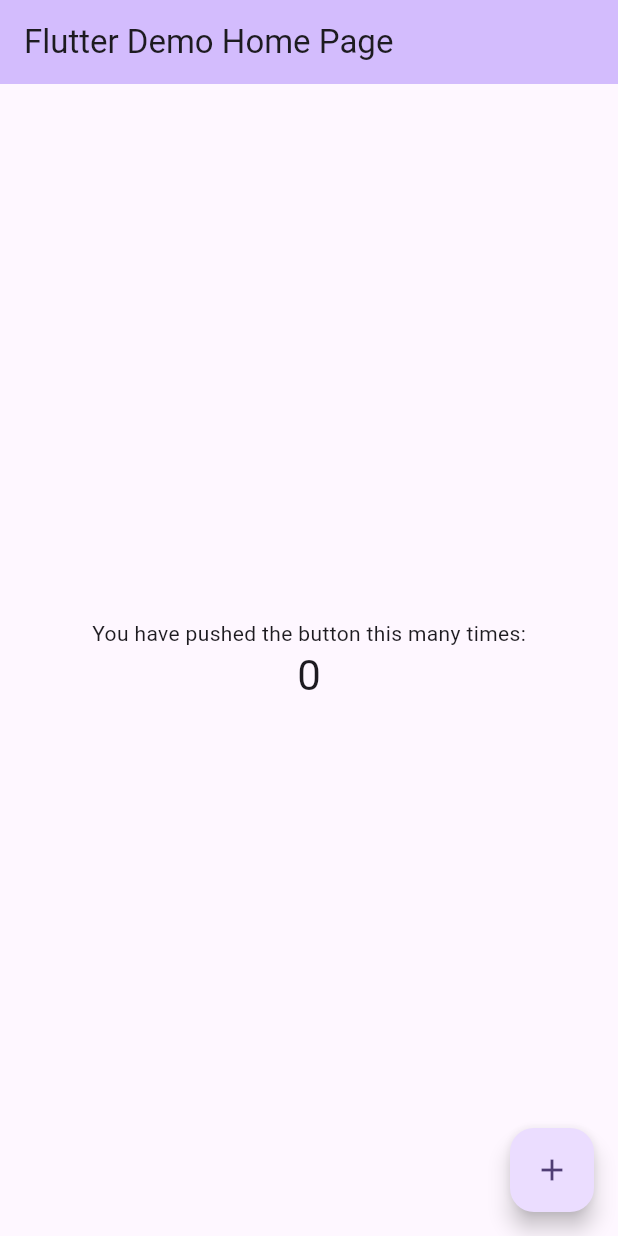
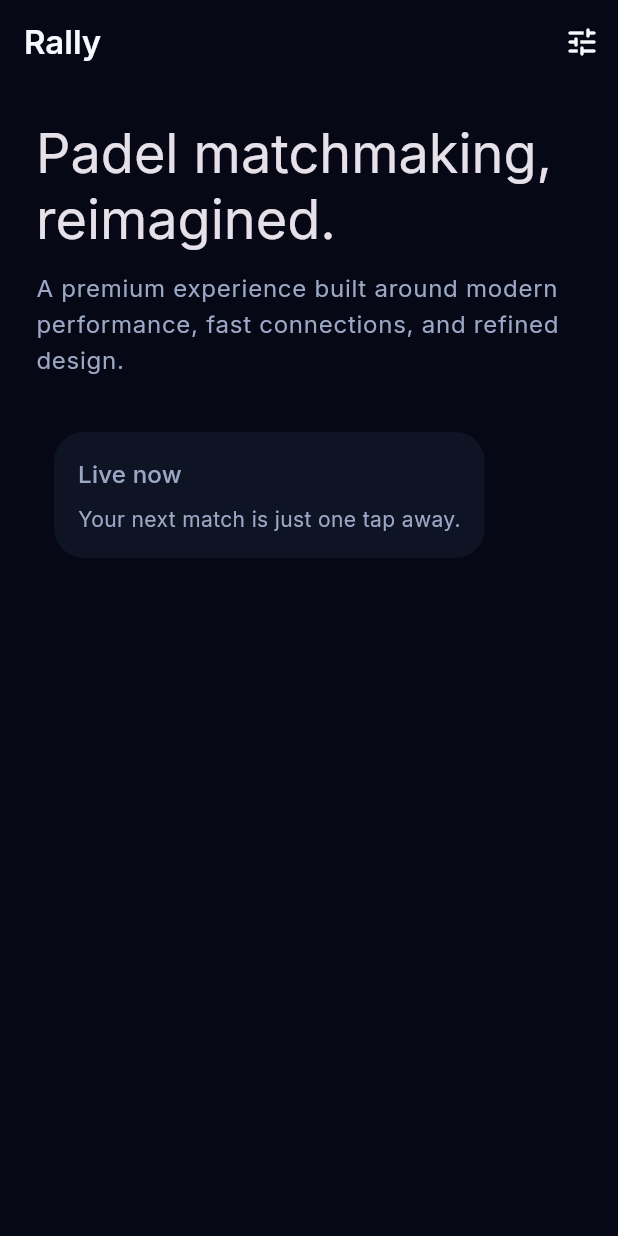
Before and after one commit to az201214/rally-app, a Flutter app: the screen it shows after launch, on a phone screen of 412 x 824 dp. Run offline on Flutter 3.47's test engine with Material 3 defaults, Android fonts, the light colour scheme and no system bars; our stand-ins replace google_fonts.

Commit message:
Implement Rally design system

```diff
--- a/lib/main.dart
+++ b/lib/main.dart
@@ -1,122 +1,86 @@
 import 'package:flutter/material.dart';
 
+import 'theme/app_radius.dart';
+import 'theme/app_spacing.dart';
+import 'theme/app_theme.dart';
+
 void main() {
-  runApp(const MyApp());
+  runApp(const RallyApp());
 }
 
-class MyApp extends StatelessWidget {
-  const MyApp({super.key});
+/// Root widget for the Rally application.
+class RallyApp extends StatelessWidget {
+  const RallyApp({super.key});
 
-  // This widget is the root of your application.
   @override
   Widget build(BuildContext context) {
     return MaterialApp(
-      title: 'Flutter Demo',
-      theme: ThemeData(
-        // This is the theme of your application.
-        //
-        // TRY THIS: Try running your application with "flutter run". You'll see
-        // the application has a purple toolbar. Then, without quitting the app,
-        // try changing the seedColor in the colorScheme below to Colors.green
-        // and then invoke "hot reload" (save your changes or press the "hot
-        // reload" button in a Flutter-supported IDE, or press "r" if you used
-        // the command line to start the app).
-        //
-        // Notice that the counter didn't reset back to zero; the application
-        // state is not lost during the reload. To reset the state, use hot
-        // restart instead.
-        //
-        // This works for code too, not just values: Most code changes can be
-        // tested with just a hot reload.
-        colorScheme: .fromSeed(seedColor: Colors.deepPurple),
-      ),
-      home: const MyHomePage(title: 'Flutter Demo Home Page'),
+      title: 'Rally',
+      debugShowCheckedModeBanner: false,
+      theme: AppTheme.darkTheme,
+      darkTheme: AppTheme.darkTheme,
+      themeMode: ThemeMode.dark,
+      home: const HomeScreen(),
     );
   }
 }
 
-class MyHomePage extends StatefulWidget {
-  const MyHomePage({super.key, required this.title});
-
-  // This widget is the home page of your application. It is stateful, meaning
-  // that it has a State object (defined below) that contains fields that affect
-  // how it looks.
-
-  // This class is the configuration for the state. It holds the values (in this
-  // case the title) provided by the parent (in this case the App widget) and
-  // used by the build method of the State. Fields in a Widget subclass are
-  // always marked "final".
-
-  final String title;
-
-  @override
-  State<MyHomePage> createState() => _MyHomePageState();
-}
-
-class _MyHomePageState extends State<MyHomePage> {
-  int _counter = 0;
-
-  void _incrementCounter() {
-    setState(() {
-      // This call to setState tells the Flutter framework that something has
-      // changed in this State, which causes it to rerun the build method below
-      // so that the display can reflect the updated values. If we changed
-      // _counter without calling setState(), then the build method would not be
-      // called again, and so nothing would appear to happen.
-      _counter++;
-    });
-  }
+/// Placeholder home screen for the evolving Rally experience.
+class HomeScreen extends StatelessWidget {
+  const HomeScreen({super.key});
 
   @override
   Widget build(BuildContext context) {
-    // This method is rerun every time setState is called, for instance as done
-    // by the _incrementCounter method above.
-    //
-    // The Flutter framework has been optimized to make rerunning build methods
-    // fast, so that you can just rebuild anything that needs updating rather
-    // than having to individually change instances of widgets.
+    final theme = Theme.of(context);
+
     return Scaffold(
       appBar: AppBar(
-        // TRY THIS: Try changing the color here to a specific color (to
-        // Colors.amber, perhaps?) and trigger a hot reload to see the AppBar
-        // change color while the other colors stay the same.
-        backgroundColor: Theme.of(context).colorScheme.inversePrimary,
-        // Here we take the value from the MyHomePage object that was created by
-        // the App.build method, and use it to set our appbar title.
-        title: Text(widget.title),
+        title: const Text('Rally'),
+        actions: [
+          IconButton(
+            onPressed: () {},
+            icon: const Icon(Icons.tune_rounded),
+          ),
+        ],
       ),
-      body: Center(
-        // Center is a layout widget. It takes a single child and positions it
-        // in the middle of the parent.
+      body: Padding(
+        padding: AppSpacing.screenPadding,
         child: Column(
-          // Column is also a layout widget. It takes a list of children and
-          // arranges them vertically. By default, it sizes itself to fit its
-          // children horizontally, and tries to be as tall as its parent.
-          //
-          // Column has various properties to control how it sizes itself and
-          // how it positions its children. Here we use mainAxisAlignment to
-          // center the children vertically; the main axis here is the vertical
-          // axis because Columns are vertical (the cross axis would be
-          // horizontal).
-          //
-          // TRY THIS: Invoke "debug painting" (choose the "Toggle Debug Paint"
-          // action in the IDE, or press "p" in the console), to see the
-          // wireframe for each widget.
-          mainAxisAlignment: .center,
-          children: [
-            const Text('You have pushed the button this many times:'),
+          crossAxisAlignment: CrossAxisAlignment.start,
+          children: <Widget>[
             Text(
-              '$_counter',
-              style: Theme.of(context).textTheme.headlineMedium,
+              'Padel matchmaking, reimagined.',
+              style: theme.textTheme.displaySmall,
+            ),
+            const SizedBox(height: AppSpacing.sm),
+            Text(
+              'A premium experience built around modern performance, fast connections, and refined design.',
+              style: theme.textTheme.bodyLarge,
+            ),
+            const SizedBox(height: AppSpacing.lg),
+            Card(
+              shape: RoundedRectangleBorder(borderRadius: AppRadius.large),
+              child: Padding(
+                padding: AppSpacing.cardPadding,
+                child: Column(
+                  crossAxisAlignment: CrossAxisAlignment.start,
+                  children: <Widget>[
+                    Text(
+                      'Live now',
+                      style: theme.textTheme.titleMedium,
+                    ),
+                    const SizedBox(height: AppSpacing.xs),
+                    Text(
+                      'Your next match is just one tap away.',
+                      style: theme.textTheme.bodyMedium,
+                    ),
+                  ],
+                ),
+              ),
             ),
           ],
         ),
       ),
-      floatingActionButton: FloatingActionButton(
-        onPressed: _incrementCounter,
-        tooltip: 'Increment',
-        child: const Icon(Icons.add),
-      ),
     );
   }
 }
--- /dev/null
+++ b/lib/theme/app_colors.dart
@@ -0,0 +1,34 @@
+import 'package:flutter/material.dart';
+
+/// Centralized color tokens for Rally's premium dark-first design system.
+class AppColors {
+  AppColors._();
+
+  static const Color accentPrimary = Color(0xFF2DFF6C);
+  static const Color accentSecondary = Color(0xFF84FFB7);
+  static const Color accentTertiary = Color(0xFF0D5C2B);
+
+  static const Color surfacePrimary = Color(0xFF060816);
+  static const Color surfaceSecondary = Color(0xFF0E1424);
+  static const Color surfaceElevated = Color(0xFF10182E);
+  static const Color surfaceLight = Color(0xFFF7F8FD);
+  static const Color surfaceElevatedLight = Color(0xFFFFFFFF);
+
+  static const Color textPrimary = Color(0xFFF7F9FF);
+  static const Color textSecondary = Color(0xFF9BA7C5);
+  static const Color textTertiary = Color(0xFF66708D);
+  static const Color textPrimaryLight = Color(0xFF07131F);
+  static const Color textSecondaryLight = Color(0xFF50607A);
+  static const Color textInverse = Color(0xFF050816);
+
+  static const Color borderStrong = Color(0xFF24304F);
+  static const Color borderSubtle = Color(0xFF17223C);
+  static const Color borderLight = Color(0xFFE5EAF7);
+
+  static const Color success = Color(0xFF2DFF6C);
+  static const Color warning = Color(0xFFFFC857);
+  static const Color error = Color(0xFFFF5D73);
+  static const Color info = Color(0xFF4AA3FF);
+
+  static const Color shadowColor = Color(0xFF000000);
+}
--- /dev/null
+++ b/lib/theme/app_radius.dart
@@ -0,0 +1,18 @@
+import 'package:flutter/material.dart';
+
+/// Radius constants for Rally's premium surface treatment.
+class AppRadius {
+  AppRadius._();
+
+  static const double sm = 10.0;
+  static const double md = 14.0;
+  static const double lg = 20.0;
+  static const double xl = 28.0;
+  static const double pill = 999.0;
+
+  static BorderRadius get small => BorderRadius.circular(sm);
+  static BorderRadius get medium => BorderRadius.circular(md);
+  static BorderRadius get large => BorderRadius.circular(lg);
+  static BorderRadius get xLarge => BorderRadius.circular(xl);
+  static BorderRadius get pillRadius => BorderRadius.circular(pill);
+}
--- /dev/null
+++ b/lib/theme/app_shadows.dart
@@ -0,0 +1,29 @@
+import 'package:flutter/material.dart';
+
+import 'app_colors.dart';
+
+/// Elevated shadow definitions for premium card and surface styling.
+class AppShadows {
+  AppShadows._();
+
+  static List<BoxShadow> get card => <BoxShadow>[
+        BoxShadow(
+          color: AppColors.shadowColor.withValues(alpha: 0.25),
+          blurRadius: 24,
+          offset: const Offset(0, 16),
+        ),
+        BoxShadow(
+          color: AppColors.accentPrimary.withValues(alpha: 0.08),
+          blurRadius: 40,
+          offset: const Offset(0, 8),
+        ),
+      ];
+
+  static List<BoxShadow> get glow => <BoxShadow>[
+        BoxShadow(
+          color: AppColors.accentPrimary.withValues(alpha: 0.35),
+          blurRadius: 36,
+          offset: const Offset(0, 0),
+        ),
+      ];
+}
--- /dev/null
+++ b/lib/theme/app_spacing.dart
@@ -0,0 +1,19 @@
+import 'package:flutter/material.dart';
+
+/// Spacing constants used throughout Rally's visual system.
+class AppSpacing {
+  AppSpacing._();
+
+  static const double xxs = 4.0;
+  static const double xs = 8.0;
+  static const double sm = 12.0;
+  static const double md = 16.0;
+  static const double lg = 24.0;
+  static const double xl = 32.0;
+  static const double xxl = 48.0;
+  static const double xxxl = 64.0;
+
+  static const EdgeInsets screenPadding = EdgeInsets.all(lg);
+  static const EdgeInsets cardPadding = EdgeInsets.all(md);
+  static const EdgeInsets buttonPadding = EdgeInsets.symmetric(horizontal: lg, vertical: md);
+}
--- /dev/null
+++ b/lib/theme/app_theme.dart
@@ -0,0 +1,268 @@
+import 'package:flutter/material.dart';
+import 'package:google_fonts/google_fonts.dart';
+
+import 'app_colors.dart';
+import 'app_radius.dart';
+import 'app_shadows.dart';
+import 'app_spacing.dart';
+import 'app_typography.dart';
+
+/// Material 3 theme definition for Rally with a dark-first premium aesthetic.
+class AppTheme {
+  AppTheme._();
+
+  static ThemeData darkTheme = ThemeData(
+    useMaterial3: true,
+    brightness: Brightness.dark,
+    colorScheme: const ColorScheme.dark(
+      primary: AppColors.accentPrimary,
+      onPrimary: AppColors.textInverse,
+      secondary: AppColors.accentSecondary,
+      onSecondary: AppColors.textInverse,
+      surface: AppColors.surfacePrimary,
+      onSurface: AppColors.textPrimary,
+      surfaceContainerHighest: AppColors.surfaceElevated,
+      outline: AppColors.borderStrong,
+      outlineVariant: AppColors.borderSubtle,
+      tertiary: AppColors.accentTertiary,
+      error: AppColors.error,
+      onError: AppColors.textPrimary,
+    ),
+    scaffoldBackgroundColor: AppColors.surfacePrimary,
+    cardColor: AppColors.surfaceSecondary,
+    dividerColor: AppColors.borderSubtle,
+    textTheme: AppTypography.darkTextTheme,
+    fontFamily: GoogleFonts.inter().fontFamily,
+    appBarTheme: const AppBarTheme(
+      backgroundColor: AppColors.surfacePrimary,
+      foregroundColor: AppColors.textPrimary,
+      elevation: 0,
+      centerTitle: false,
+    ),
+    inputDecorationTheme: InputDecorationTheme(
+      filled: true,
+      fillColor: AppColors.surfaceElevated,
+      border: OutlineInputBorder(
+        borderRadius: AppRadius.medium,
+        borderSide: const BorderSide(color: AppColors.borderSubtle),
+      ),
+      enabledBorder: OutlineInputBorder(
+        borderRadius: AppRadius.medium,
+        borderSide: const BorderSide(color: AppColors.borderSubtle),
+      ),
+      focusedBorder: OutlineInputBorder(
+        borderRadius: AppRadius.medium,
+        borderSide: const BorderSide(color: AppColors.accentPrimary, width: 1.5),
+      ),
+      contentPadding: const EdgeInsets.symmetric(
+        horizontal: AppSpacing.md,
+        vertical: AppSpacing.sm,
+      ),
+    ),
+    elevatedButtonTheme: ElevatedButtonThemeData(
+      style: ElevatedButton.styleFrom(
+        backgroundColor: AppColors.accentPrimary,
+        foregroundColor: AppColors.textInverse,
+        padding: AppSpacing.buttonPadding,
+        shape: RoundedRectangleBorder(borderRadius: AppRadius.medium),
+        elevation: 0,
+        textStyle: AppTypography.darkTextTheme.labelLarge,
+      ),
+    ),
+    outlinedButtonTheme: OutlinedButtonThemeData(
+      style: OutlinedButton.styleFrom(
+        foregroundColor: AppColors.textPrimary,
+        side: const BorderSide(color: AppColors.borderStrong),
+        padding: AppSpacing.buttonPadding,
+        shape: RoundedRectangleBorder(borderRadius: AppRadius.medium),
+        textStyle: AppTypography.darkTextTheme.labelLarge,
+      ),
+    ),
+    cardTheme: CardThemeData(
+      color: AppColors.surfaceSecondary,
+      elevation: 0,
+      shape: RoundedRectangleBorder(borderRadius: AppRadius.large),
+      margin: const EdgeInsets.all(AppSpacing.sm),
+    ),
+    chipTheme: ChipThemeData(
+      backgroundColor: AppColors.surfaceElevated,
+      selectedColor: AppColors.accentPrimary,
+      side: const BorderSide(color: AppColors.borderSubtle),
+      shape: RoundedRectangleBorder(borderRadius: AppRadius.pillRadius),
+      labelStyle: AppTypography.darkTextTheme.bodyMedium,
+    ),
+    navigationBarTheme: NavigationBarThemeData(
+      backgroundColor: AppColors.surfaceSecondary,
+      indicatorColor: AppColors.accentPrimary.withValues(alpha: 0.16),
+      labelTextStyle: WidgetStateProperty.resolveWith((states) {
+        return states.contains(WidgetState.selected)
+            ? AppTypography.darkTextTheme.labelMedium?.copyWith(color: AppColors.accentPrimary)
+            : AppTypography.darkTextTheme.labelMedium?.copyWith(color: AppColors.textSecondary);
+      }),
+      iconTheme: WidgetStateProperty.resolveWith((states) {
+        return IconThemeData(
+          color: states.contains(WidgetState.selected) ? AppColors.accentPrimary : AppColors.textSecondary,
+        );
+      }),
+    ),
+    bottomSheetTheme: const BottomSheetThemeData(
+      backgroundColor: AppColors.surfaceSecondary,
+      shape: RoundedRectangleBorder(
+        borderRadius: BorderRadius.vertical(top: Radius.circular(AppRadius.lg)),
+      ),
+    ),
+    extensions: <ThemeExtension<dynamic>>[
+      AppThemeExtension(
+        cardShadow: AppShadows.card,
+        glowShadow: AppShadows.glow,
+        spacing: AppSpacing.screenPadding,
+      ),
+    ],
+  );
+
+  static ThemeData lightTheme = darkTheme.copyWith(
+    brightness: Brightness.light,
+    colorScheme: const ColorScheme.light(
+      primary: AppColors.accentPrimary,
+      onPrimary: AppColors.textInverse,
+      secondary: AppColors.accentSecondary,
+      onSecondary: AppColors.textInverse,
+      surface: AppColors.surfaceLight,
+      onSurface: AppColors.textPrimaryLight,
+      surfaceContainerHighest: AppColors.surfaceElevatedLight,
+      outline: AppColors.borderLight,
+      outlineVariant: AppColors.borderLight,
+      tertiary: AppColors.accentTertiary,
+      error: AppColors.error,
+      onError: AppColors.textPrimary,
+    ),
+    scaffoldBackgroundColor: AppColors.surfaceLight,
+    cardColor: AppColors.surfaceElevatedLight,
+    dividerColor: AppColors.borderLight,
+    textTheme: AppTypography.lightTextTheme,
+    appBarTheme: const AppBarTheme(
+      backgroundColor: AppColors.surfaceLight,
+      foregroundColor: AppColors.textPrimaryLight,
+      elevation: 0,
+      centerTitle: false,
+    ),
+    inputDecorationTheme: InputDecorationTheme(
+      filled: true,
+      fillColor: AppColors.surfaceElevatedLight,
+      border: OutlineInputBorder(
+        borderRadius: AppRadius.medium,
+        borderSide: const BorderSide(color: AppColors.borderLight),
+      ),
+      enabledBorder: OutlineInputBorder(
+        borderRadius: AppRadius.medium,
+        borderSide: const BorderSide(color: AppColors.borderLight),
+      ),
+      focusedBorder: OutlineInputBorder(
+        borderRadius: AppRadius.medium,
+        borderSide: const BorderSide(color: AppColors.accentPrimary, width: 1.5),
+      ),
+      contentPadding: const EdgeInsets.symmetric(
+        horizontal: AppSpacing.md,
+        vertical: AppSpacing.sm,
+      ),
+    ),
+    elevatedButtonTheme: ElevatedButtonThemeData(
+      style: ElevatedButton.styleFrom(
+        backgroundColor: AppColors.accentPrimary,
+        foregroundColor: AppColors.textInverse,
+        padding: AppSpacing.buttonPadding,
+        shape: RoundedRectangleBorder(borderRadius: AppRadius.medium),
+        elevation: 0,
+        textStyle: AppTypography.lightTextTheme.labelLarge,
+      ),
+    ),
+    outlinedButtonTheme: OutlinedButtonThemeData(
+      style: OutlinedButton.styleFrom(
+        foregroundColor: AppColors.textPrimaryLight,
+        side: const BorderSide(color: AppColors.borderLight),
+        padding: AppSpacing.buttonPadding,
+        shape: RoundedRectangleBorder(borderRadius: AppRadius.medium),
+        textStyle: AppTypography.lightTextTheme.labelLarge,
+      ),
+    ),
+    cardTheme: CardThemeData(
+      color: AppColors.surfaceElevatedLight,
+      elevation: 0,
+      shape: RoundedRectangleBorder(borderRadius: AppRadius.large),
+      margin: const EdgeInsets.all(AppSpacing.sm),
+    ),
+    chipTheme: ChipThemeData(
+      backgroundColor: AppColors.surfaceLight,
+      selectedColor: AppColors.accentPrimary,
+      side: const BorderSide(color: AppColors.borderLight),
+      shape: RoundedRectangleBorder(borderRadius: AppRadius.pillRadius),
+      labelStyle: AppTypography.lightTextTheme.bodyMedium,
+    ),
+    navigationBarTheme: NavigationBarThemeData(
+      backgroundColor: AppColors.surfaceElevatedLight,
+      indicatorColor: AppColors.accentPrimary.withValues(alpha: 0.14),
+      labelTextStyle: WidgetStateProperty.resolveWith((states) {
+        return states.contains(WidgetState.selected)
+            ? AppTypography.lightTextTheme.labelMedium?.copyWith(color: AppColors.accentPrimary)
+            : AppTypography.lightTextTheme.labelMedium?.copyWith(color: AppColors.textSecondaryLight);
+      }),
+      iconTheme: WidgetStateProperty.resolveWith((states) {
+        return IconThemeData(
+          color: states.contains(WidgetState.selected) ? AppColors.accentPrimary : AppColors.textSecondaryLight,
+        );
+      }),
+    ),
+    bottomSheetTheme: const BottomSheetThemeData(
+      backgroundColor: AppColors.surfaceElevatedLight,
+      shape: RoundedRectangleBorder(
+        borderRadius: BorderRadius.vertical(top: Radius.circular(AppRadius.lg)),
+      ),
+    ),
+    extensions: <ThemeExtension<dynamic>>[
+      AppThemeExtension(
+        cardShadow: AppShadows.card,
+        glowShadow: AppShadows.glow,
+        spacing: AppSpacing.screenPadding,
+      ),
+    ],
+  );
+}
+
+/// Custom theme extension for Rally-specific visual tokens.
+class AppThemeExtension extends ThemeExtension<AppThemeExtension> {
+  const AppThemeExtension({
+    required this.cardShadow,
+    required this.glowShadow,
+    required this.spacing,
+  });
+
+  final List<BoxShadow> cardShadow;
+  final List<BoxShadow> glowShadow;
+  final EdgeInsets spacing;
+
+  @override
+  AppThemeExtension copyWith({
+    List<BoxShadow>? cardShadow,
+    List<BoxShadow>? glowShadow,
+    EdgeInsets? spacing,
+  }) {
+    return AppThemeExtension(
+      cardShadow: cardShadow ?? this.cardShadow,
+      glowShadow: glowShadow ?? this.glowShadow,
+      spacing: spacing ?? this.spacing,
+    );
+  }
+
+  @override
+  AppThemeExtension lerp(ThemeExtension<AppThemeExtension>? other, double t) {
+    if (other is! AppThemeExtension) {
+      return this;
+    }
+
+    return AppThemeExtension(
+      cardShadow: other.cardShadow,
+      glowShadow: other.glowShadow,
+      spacing: EdgeInsets.lerp(spacing, other.spacing, t) ?? spacing,
+    );
+  }
+}
--- /dev/null
+++ b/lib/theme/app_typography.dart
@@ -0,0 +1,59 @@
+import 'package:flutter/material.dart';
+import 'package:google_fonts/google_fonts.dart';
+
+import 'app_colors.dart';
+
+/// Typography scale for Rally with Inter as the primary typeface.
+class AppTypography {
+  AppTypography._();
+
+  static TextTheme textTheme(Brightness brightness) {
+    final baseTheme = ThemeData(brightness: brightness).textTheme;
+    final interTheme = GoogleFonts.interTextTheme(baseTheme);
+    final isDark = brightness == Brightness.dark;
+
+    return interTheme.copyWith(
+      displayLarge: interTheme.displayLarge?.copyWith(
+        color: isDark ? AppColors.textPrimary : AppColors.textPrimaryLight,
+        fontWeight: FontWeight.w700,
+        letterSpacing: -0.03,
+        height: 1.08,
+      ),
+      displayMedium: interTheme.displayMedium?.copyWith(
+        color: isDark ? AppColors.textPrimary : AppColors.textPrimaryLight,
+        fontWeight: FontWeight.w700,
+        letterSpacing: -0.02,
+        height: 1.1,
+      ),
+      headlineMedium: interTheme.headlineMedium?.copyWith(
+        color: isDark ? AppColors.textPrimary : AppColors.textPrimaryLight,
+        fontWeight: FontWeight.w600,
+        letterSpacing: -0.01,
+      ),
+      titleLarge: interTheme.titleLarge?.copyWith(
+        color: isDark ? AppColors.textPrimary : AppColors.textPrimaryLight,
+        fontWeight: FontWeight.w600,
+      ),
+      titleMedium: interTheme.titleMedium?.copyWith(
+        color: isDark ? AppColors.textSecondary : AppColors.textSecondaryLight,
+        fontWeight: FontWeight.w500,
+      ),
+      bodyLarge: interTheme.bodyLarge?.copyWith(
+        color: isDark ? AppColors.textSecondary : AppColors.textSecondaryLight,
+        height: 1.5,
+      ),
+      bodyMedium: interTheme.bodyMedium?.copyWith(
+        color: isDark ? AppColors.textSecondary : AppColors.textSecondaryLight,
+        height: 1.45,
+      ),
+      labelLarge: interTheme.labelLarge?.copyWith(
+        color: isDark ? AppColors.textPrimary : AppColors.textPrimaryLight,
+        fontWeight: FontWeight.w600,
+      ),
+    );
+  }
+
+  static TextTheme get darkTextTheme => textTheme(Brightness.dark);
+
+  static TextTheme get lightTextTheme => textTheme(Brightness.light);
+}
```
Also changed, not shown: pubspec.yaml (+8 -0 lines), pubspec.lock, 4 other files.
